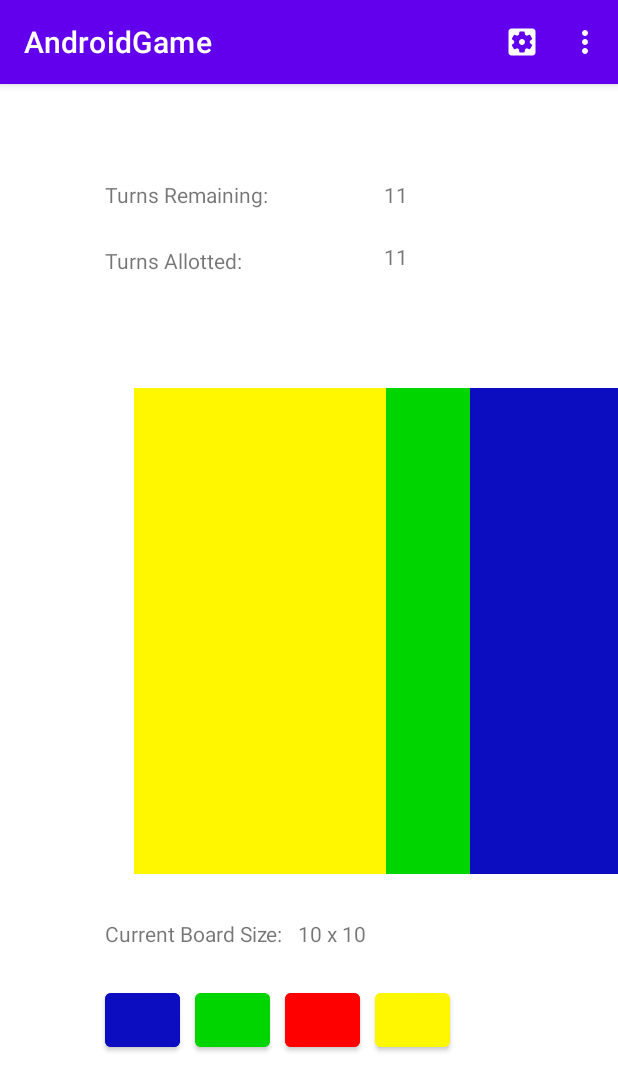
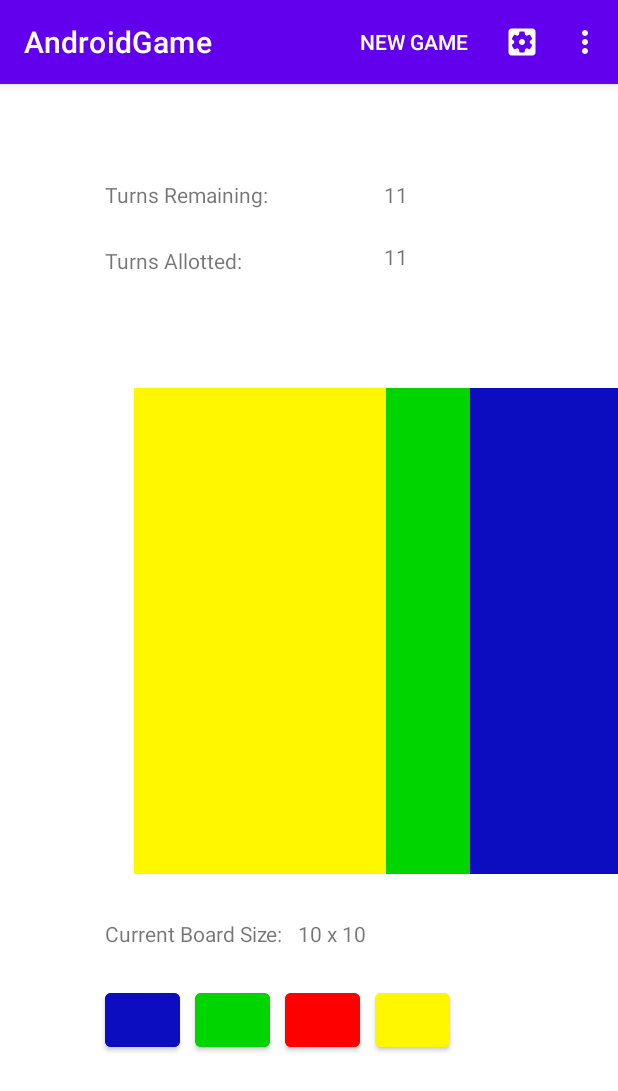
Before and after one commit to dennismills/AndroidGame, an Android app: the GameActivity screen opened directly, with no data from a screen before it, on a phone screen of 412 x 824 dp. Shown: the top 1091 px of the screen. Run offline under Robolectric (Android 15) with nearby library versions, the phone set to English and light mode, and no system bars.

Commit message:
Update menu_bar_game.xml

```diff
--- a/app/src/main/res/menu/menu_bar_game.xml
+++ b/app/src/main/res/menu/menu_bar_game.xml
@@ -1,6 +1,11 @@
 <?xml version="1.0" encoding="utf-8"?>
 <menu xmlns:android="http://schemas.android.com/apk/res/android"
     xmlns:app="http://schemas.android.com/apk/res-auto">
+
+    <item
+        android:id="@+id/action_newgame"
+        android:title="@string/action_newgame"
+        app:showAsAction="ifRoom" />
 
     <item
         android:id="@+id/action_settings"
```
